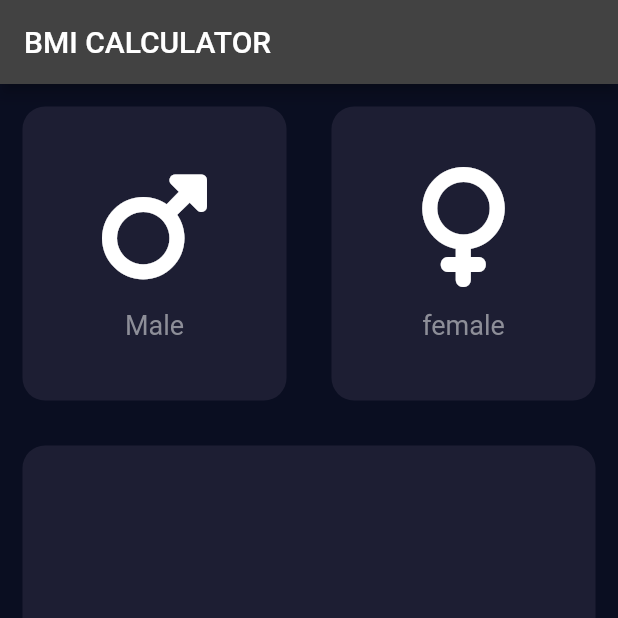
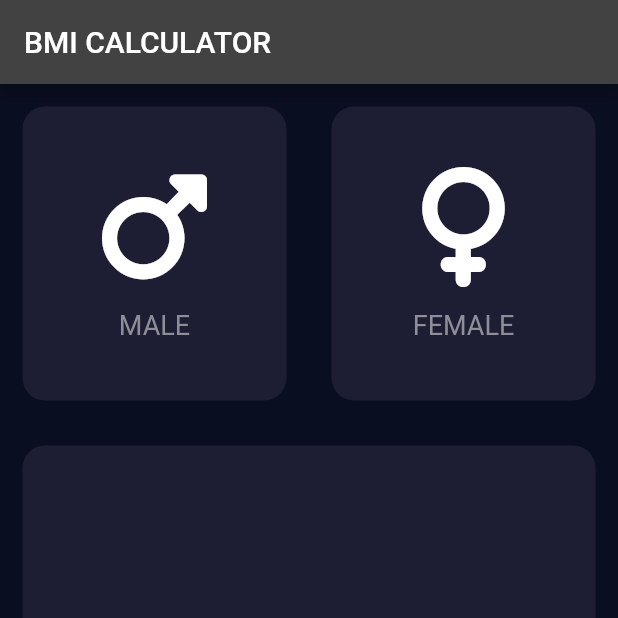
Before and after one commit to Abdulrahman-AL-Sabagh/flutter_course, a Flutter app: the screen it shows after launch, on a phone screen of 412 x 824 dp, the top half of it. Run offline on Flutter 3.47's test engine with Material 2 defaults, Android fonts, the phone set to English and light mode, and no system bars; our stand-ins replace audioplayers, font_awesome_flutter, rflutter_alert.

```diff
--- a/bmi_calculator/lib/input_page.dart
+++ b/bmi_calculator/lib/input_page.dart
@@ -1,3 +1,4 @@
+import 'package:bmi_calculator/gender_enum.dart';
 import 'package:flutter/material.dart';
 import 'package:font_awesome_flutter/font_awesome_flutter.dart';
 
@@ -37,7 +38,7 @@ class _InputPageState extends State<InputPage> {
                       FontAwesomeIcons.mars,
                       size: 80,
                     ),
-                    text: "Male"),
+                    text: GenderType.MALE.name),
               ),
               AppCard(
                 inactiveCardColor: inactiveCardColor,
@@ -45,7 +46,7 @@ class _InputPageState extends State<InputPage> {
                 color: containerColor,
                 child: GenderCard(
                   key: UniqueKey(),
-                  text: "female",
+                  text: GenderType.FEMALE.name,
                   icon: const Icon(
                     FontAwesomeIcons.venus,
                     size: 80,
```
